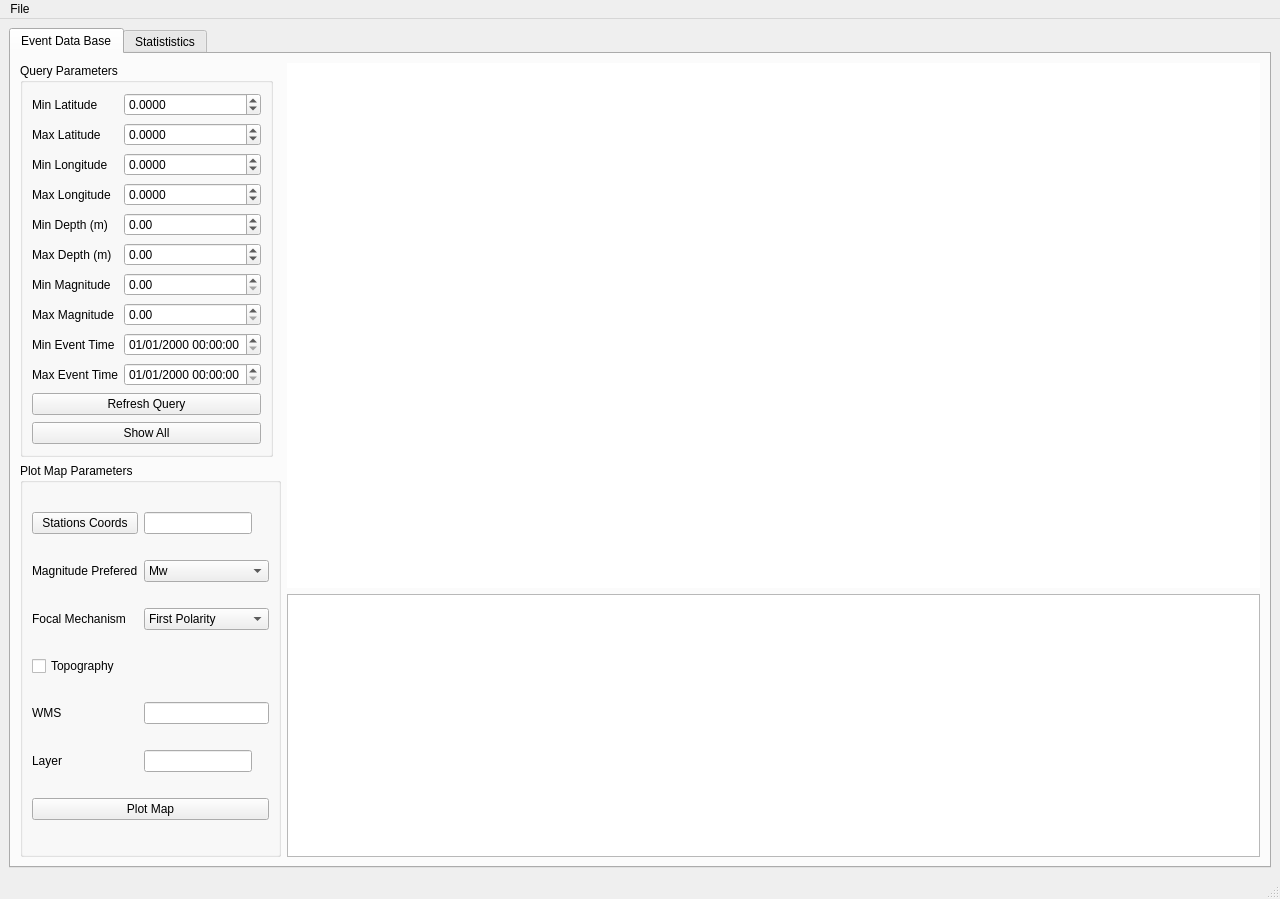
Above: surfquake/resources/designer_uis/EventLocationFrame.ui from rcabdia/SurfQuake before the change. Below: the same form after it.
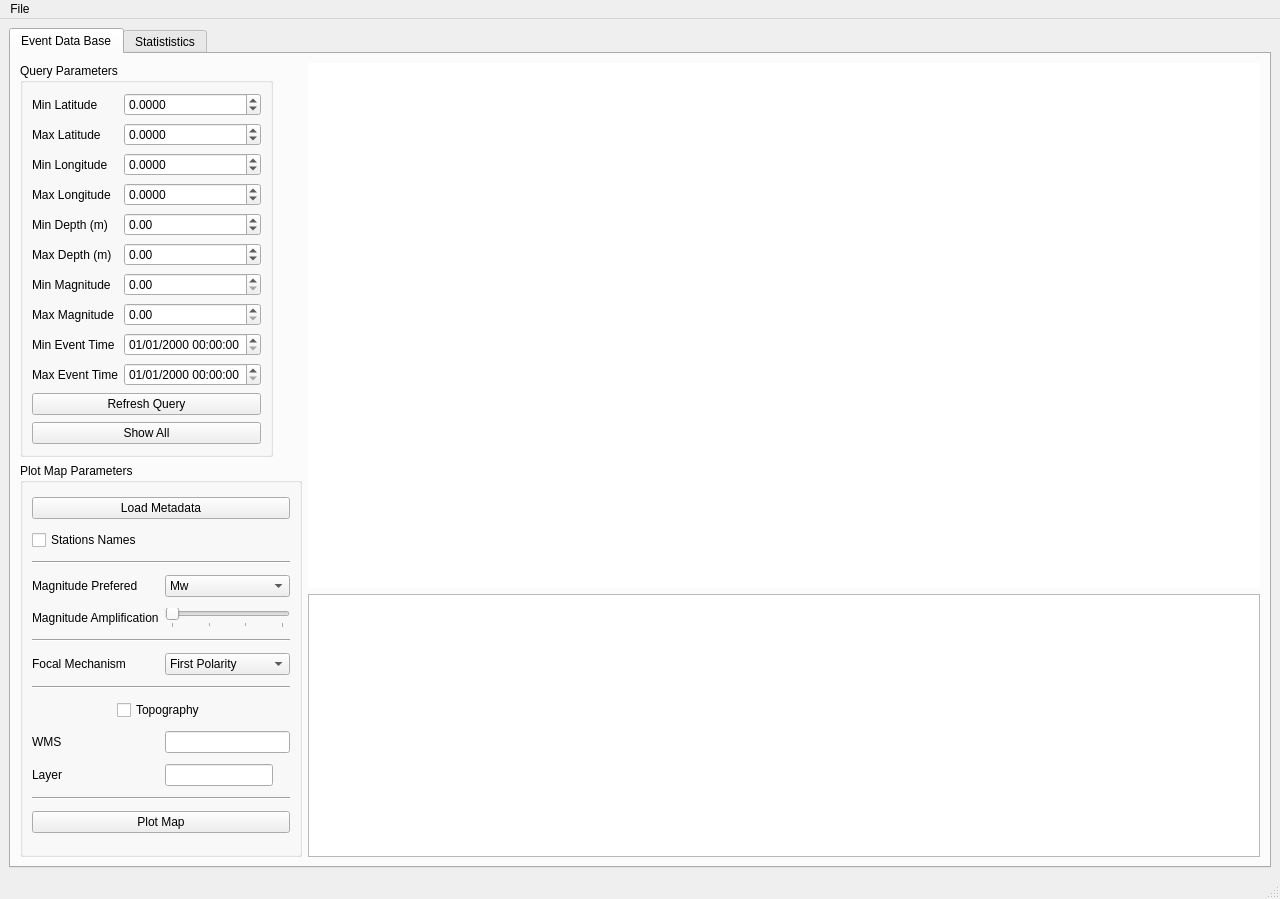
That is the form after the change. Custom widgets are drawn as their Qt base class.

Commit message: Improving Plotting DataBase

What changed in the file:
```diff
--- a/surfquake/resources/designer_uis/EventLocationFrame.ui
+++ b/surfquake/resources/designer_uis/EventLocationFrame.ui
@@ -343,7 +343,62 @@
              <string>Plot Map Parameters</string>
             </property>
             <layout class="QGridLayout" name="gridLayout_2">
-             <item row="4" column="1">
+             <item row="8" column="0" colspan="2" alignment="Qt::AlignHCenter">
+              <widget class="QCheckBox" name="topoCB">
+               <property name="text">
+                <string>Topography</string>
+               </property>
+              </widget>
+             </item>
+             <item row="7" column="0" colspan="2">
+              <widget class="Line" name="line">
+               <property name="orientation">
+                <enum>Qt::Horizontal</enum>
+               </property>
+              </widget>
+             </item>
+             <item row="10" column="0">
+              <widget class="QLabel" name="label_15">
+               <property name="sizePolicy">
+                <sizepolicy hsizetype="Maximum" vsizetype="Preferred">
+                 <horstretch>0</horstretch>
+                 <verstretch>0</verstretch>
+                </sizepolicy>
+               </property>
+               <property name="text">
+                <string>Layer</string>
+               </property>
+              </widget>
+             </item>
+             <item row="3" column="0">
+              <widget class="QLabel" name="label_12">
+               <property name="text">
+                <string>Magnitude Prefered</string>
+               </property>
+              </widget>
+             </item>
+             <item row="6" column="1">
+              <widget class="QComboBox" name="methodCB">
+               <item>
+                <property name="text">
+                 <string>First Polarity</string>
+                </property>
+               </item>
+               <item>
+                <property name="text">
+                 <string>MTI</string>
+                </property>
+               </item>
+              </widget>
+             </item>
+             <item row="6" column="0">
+              <widget class="QLabel" name="label_13">
+               <property name="text">
+                <string>Focal Mechanism</string>
+               </property>
+              </widget>
+             </item>
+             <item row="9" column="1">
               <widget class="QLineEdit" name="wmsLE">
                <property name="sizePolicy">
                 <sizepolicy hsizetype="Minimum" vsizetype="Fixed">
@@ -359,7 +414,7 @@
                </property>
               </widget>
              </item>
-             <item row="5" column="1">
+             <item row="10" column="1">
               <widget class="QLineEdit" name="layerLE">
                <property name="sizePolicy">
                 <sizepolicy hsizetype="Maximum" vsizetype="Fixed">
@@ -369,14 +424,7 @@
                </property>
               </widget>
              </item>
-             <item row="0" column="0">
-              <widget class="QPushButton" name="pushButton">
-               <property name="text">
-                <string>Stations Coords</string>
-               </property>
-              </widget>
-             </item>
-             <item row="4" column="0">
+             <item row="9" column="0">
               <widget class="QLabel" name="label_14">
                <property name="sizePolicy">
                 <sizepolicy hsizetype="Maximum" vsizetype="Preferred">
@@ -389,7 +437,7 @@
                </property>
               </widget>
              </item>
-             <item row="1" column="1">
+             <item row="3" column="1">
               <widget class="QComboBox" name="magnitudeCB">
                <item>
                 <property name="text">
@@ -413,68 +461,83 @@
                </item>
               </widget>
              </item>
-             <item row="6" column="0" colspan="2">
+             <item row="12" column="0" colspan="2">
               <widget class="QPushButton" name="PlotMapBtn">
                <property name="text">
                 <string>Plot Map</string>
                </property>
               </widget>
              </item>
-             <item row="0" column="1">
-              <widget class="QLineEdit" name="lineEdit">
-               <property name="sizePolicy">
-                <sizepolicy hsizetype="Maximum" vsizetype="Fixed">
-                 <horstretch>0</horstretch>
-                 <verstretch>0</verstretch>
-                </sizepolicy>
-               </property>
-              </widget>
-             </item>
-             <item row="3" column="0">
-              <widget class="QCheckBox" name="topoCB">
+             <item row="4" column="0">
+              <widget class="QLabel" name="label_21">
                <property name="text">
-                <string>Topography</string>
+                <string>Magnitude Amplification</string>
                </property>
               </widget>
              </item>
-             <item row="2" column="1">
-              <widget class="QComboBox" name="methodCB">
-               <item>
-                <property name="text">
-                 <string>First Polarity</string>
-                </property>
-               </item>
-               <item>
-                <property name="text">
-                 <string>MTI</string>
-                </property>
-               </item>
-              </widget>
-             </item>
-             <item row="2" column="0">
-              <widget class="QLabel" name="label_13">
-               <property name="text">
-                <string>Focal Mechanism</string>
+             <item row="2" column="0" colspan="2">
+              <widget class="Line" name="line_3">
+               <property name="orientation">
+                <enum>Qt::Horizontal</enum>
                </property>
               </widget>
              </item>
              <item row="1" column="0">
-              <widget class="QLabel" name="label_12">
+              <widget class="QCheckBox" name="stationNameCB">
                <property name="text">
-                <string>Magnitude Prefered</string>
+                <string>Stations Names</string>
                </property>
               </widget>
              </item>
-             <item row="5" column="0">
-              <widget class="QLabel" name="label_15">
+             <item row="5" column="0" colspan="2">
+              <widget class="Line" name="line_4">
+               <property name="orientation">
+                <enum>Qt::Horizontal</enum>
+               </property>
+              </widget>
+             </item>
+             <item row="0" column="0" colspan="2">
+              <widget class="QPushButton" name="loadMetaBtn">
+               <property name="text">
+                <string>Load Metadata</string>
+               </property>
+              </widget>
+             </item>
+             <item row="11" column="0" colspan="2">
+              <widget class="Line" name="line_2">
+               <property name="orientation">
+                <enum>Qt::Horizontal</enum>
+               </property>
+              </widget>
+             </item>
+             <item row="4" column="1">
+              <widget class="QSlider" name="magSlider">
                <property name="sizePolicy">
-                <sizepolicy hsizetype="Maximum" vsizetype="Preferred">
+                <sizepolicy hsizetype="Preferred" vsizetype="Fixed">
                  <horstretch>0</horstretch>
                  <verstretch>0</verstretch>
                 </sizepolicy>
                </property>
-               <property name="text">
-                <string>Layer</string>
+               <property name="minimum">
+                <number>1</number>
+               </property>
+               <property name="maximum">
+                <number>4</number>
+               </property>
+               <property name="singleStep">
+                <number>5</number>
+               </property>
+               <property name="value">
+                <number>1</number>
+               </property>
+               <property name="orientation">
+                <enum>Qt::Horizontal</enum>
+               </property>
+               <property name="tickPosition">
+                <enum>QSlider::TicksBelow</enum>
+               </property>
+               <property name="tickInterval">
+                <number>1</number>
                </property>
               </widget>
              </item>
```
Left out of the diff: 4 changed lines with no effect on the pictures. The commit also changes 2 other files.
